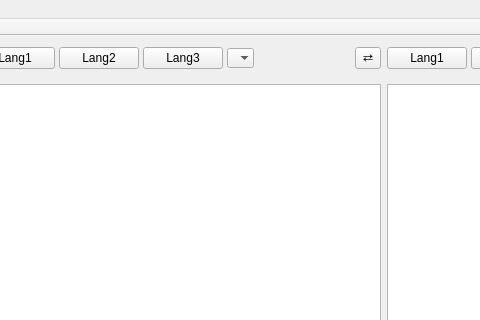
The window that src/GUI/apertiumgui.ui (denix56/Apertium-GP) describes before a commit, drawn with Qt 5; both pictures show x 165 to 645 and y 0 to 320 of the 968 by 600 pixel window.
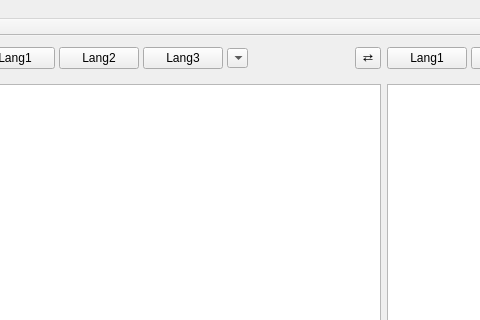
The same window after the commit. Icons and pictures are not drawn. Custom widgets are drawn as their Qt base class.

The edit to the form file:
```diff
--- a/src/GUI/apertiumgui.ui
+++ b/src/GUI/apertiumgui.ui
@@ -199,10 +199,16 @@
           </property>
           <property name="minimumSize">
            <size>
-            <width>10</width>
+            <width>21</width>
             <height>0</height>
            </size>
           </property>
+          <property name="maximumSize">
+           <size>
+            <width>21</width>
+            <height>16777215</height>
+           </size>
+          </property>
           <property name="baseSize">
            <size>
             <width>10</width>
```
Left out of the diff: 4 changed lines with no effect on the pictures.
